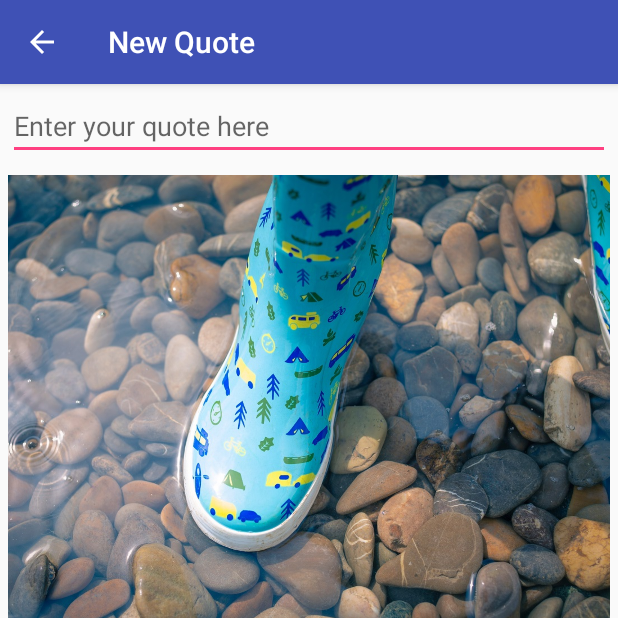
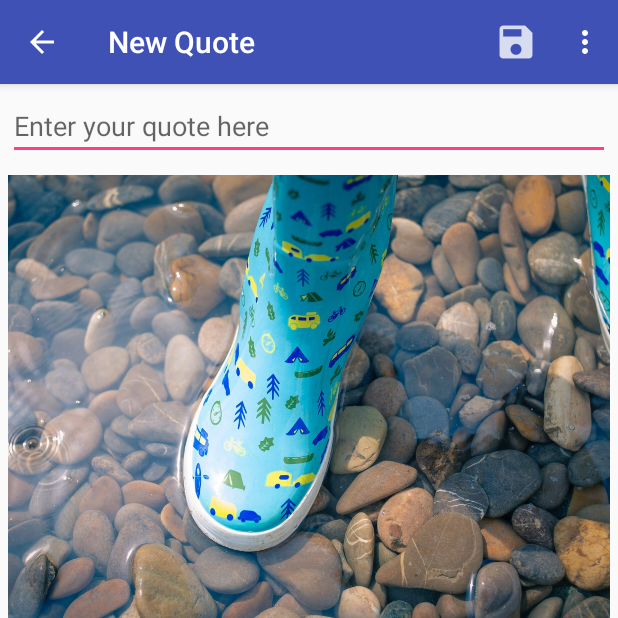
Before and after one commit to georgeben/Quote-Me, an Android app: the NewQuoteActivity screen opened directly, with no data from a screen before it, on a phone screen of 412 x 824 dp, the top half of it. Run offline under Robolectric (Android 15) with nearby library versions, the phone set to English and light mode, and no system bars.

Commit message:
Added menu items

```diff
--- /dev/null
+++ b/app/src/main/res/menu/menu_new_quote.xml
@@ -0,0 +1,24 @@
+<?xml version="1.0" encoding="utf-8"?>
+<menu xmlns:android="http://schemas.android.com/apk/res/android"
+    xmlns:app="http://schemas.android.com/apk/res-auto">
+
+    <item
+        android:id="@+id/action_save_quote"
+        android:title="@string/save_quote"
+        android:icon="@drawable/ic_action_save"
+        app:showAsAction="always"
+        android:orderInCategory="10" />
+
+    <item
+        android:id="@+id/action_share"
+        android:title="@string/action_share"
+        app:showAsAction="never"
+        android:orderInCategory="20"/>
+
+    <item
+        android:id="@+id/action_cancel"
+        android:title="@string/action_cancel"
+        app:showAsAction="never"
+        android:orderInCategory="30"/>
+
+</menu>
--- a/app/src/main/res/values/strings.xml
+++ b/app/src/main/res/values/strings.xml
@@ -2,6 +2,9 @@
     <string name="app_name">Quote me</string>
     <string name="new_quote">New Quote</string>
     <string name="new_quote_title">New Quote</string>
+    <string name="save_quote">Save Quote</string>
+    <string name="action_share">Share</string>
+    <string name="action_cancel">Cancel</string>
 
     <!--String Array-->
     <string-array name="text_colour_options">
```
Also changed, not shown: app/src/main/java/com/kurobarabenjamingeorge/quoteme/NewQuoteActivity.java (+26 -0 lines), app/src/main/res/drawable-hdpi/ic_action_save.png (added), app/src/main/res/drawable-mdpi/ic_action_save.png (added), app/src/main/res/drawable-xhdpi/ic_action_save.png (added), app/src/main/res/drawable-xxhdpi/ic_action_save.png (added).
